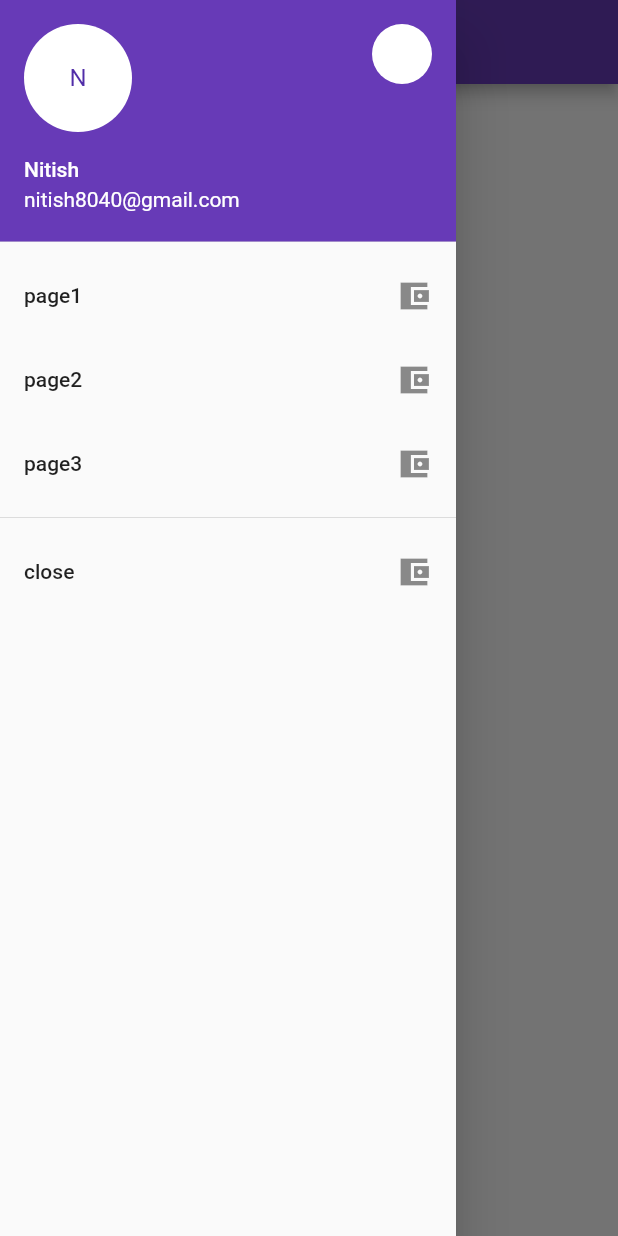
After one commit to capturecoder/drawer, a Flutter app: the screen it shows after launch, with the side drawer open, on a phone screen of 412 x 824 dp. The commit adds this screen. Run offline on Flutter 3.47's test engine with Material 2 defaults, Android fonts, the phone set to English and light mode, and no system bars.

Commit message:
seprated them

```diff
--- /dev/null
+++ b/lib/drawer.dart
@@ -0,0 +1,70 @@
+import 'package:flutter/material.dart';
+import 'page.dart';
+class MyDrawer extends StatelessWidget {
+  @override
+  Widget build(BuildContext context) {
+    return Scaffold(
+      appBar: new AppBar(
+        title: new Text("test"),
+        //elevation: defaultTargetPlatform == TargetPlatform.android?5.0:0.0,
+      ),
+      drawer: new Drawer(
+        child: new ListView(
+          children: <Widget>[
+            new UserAccountsDrawerHeader(
+              accountName: new Text("Nitish"),
+              accountEmail: new Text("nitish8040@gmail.com"),
+              currentAccountPicture: new CircleAvatar(
+                backgroundColor: Colors.white,
+                child: new Text("N"),
+              ),
+              otherAccountsPictures: <Widget>[
+                new CircleAvatar(
+                  backgroundColor: Colors.white,
+                )
+              ],
+            ),
+            new ListTile(
+              title: new Text("page1"),
+              trailing: new Icon(Icons.account_balance_wallet_sharp),
+              onTap: (){
+                Navigator.of(context).pop();
+                Navigator.of(context).push(new MaterialPageRoute(
+                    builder: (BuildContext context )=> new MyPage("Page one")));
+              },
+            ),
+            new ListTile(
+              title: new Text("page2"),
+              trailing: new Icon(Icons.account_balance_wallet_sharp),
+              onTap: (){
+                Navigator.of(context).pop();
+                Navigator.of(context).push(new MaterialPageRoute(
+                    builder: (BuildContext context )=> new MyPage("Page two")));
+              },
+            ),
+            new ListTile(
+              title: new Text("page3"),
+              trailing: new Icon(Icons.account_balance_wallet_sharp),
+              onTap: (){
+                Navigator.of(context).pop();
+                Navigator.of(context).push(new MaterialPageRoute(
+                    builder: (BuildContext context )=> new MyPage("Page three")));
+              },
+            ),
+            new Divider(),
+            new ListTile(
+              title: new Text("close"),
+              trailing: new Icon(Icons.account_balance_wallet_sharp),
+              onTap: ()=> Navigator.of(context).pop(),
+            ),
+          ],
+        ),
+      ),
+      body: new Container(
+        child: new Center(
+          child: new Text("homepage"),
+        ),
+      ),
+    );
+  }
+}
--- a/lib/page1.dart
+++ b/lib/page.dart
@@ -1,8 +1,8 @@
 import 'package:flutter/material.dart';
-class Page1 extends StatelessWidget {
+class MyPage extends StatelessWidget {
   final String title;
 
-  Page1(this.title);
+  MyPage(this.title);
 
   @override
   Widget build(BuildContext context) {
```
Also changed, not shown: lib/main.dart (+3 -70 lines).
